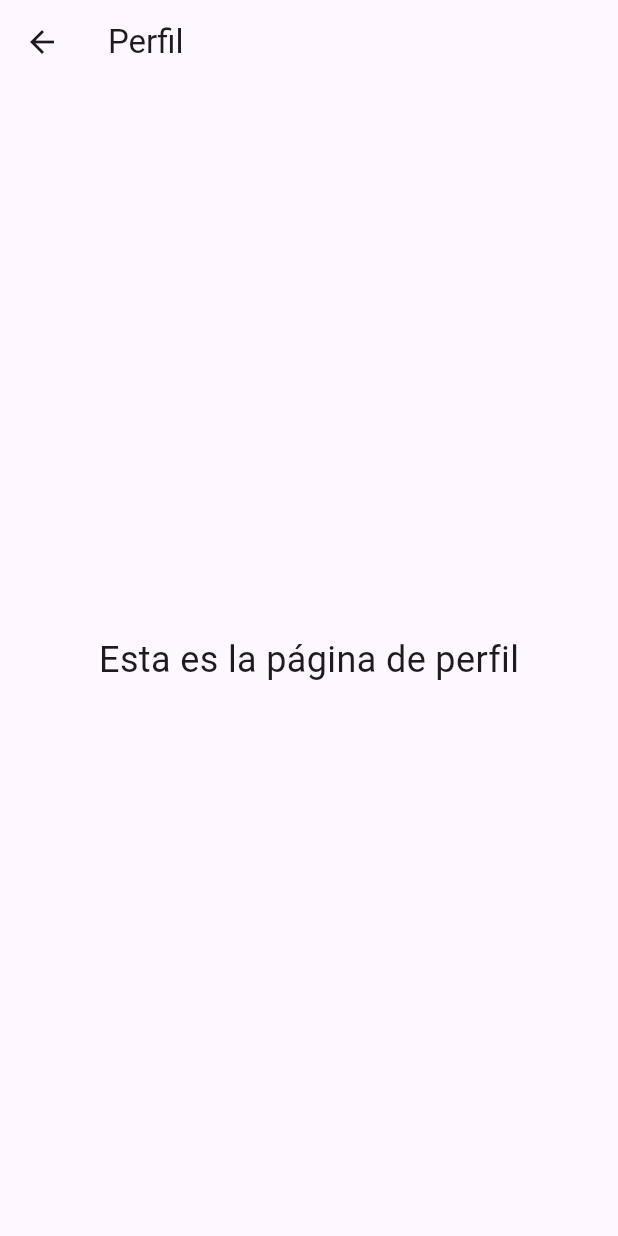
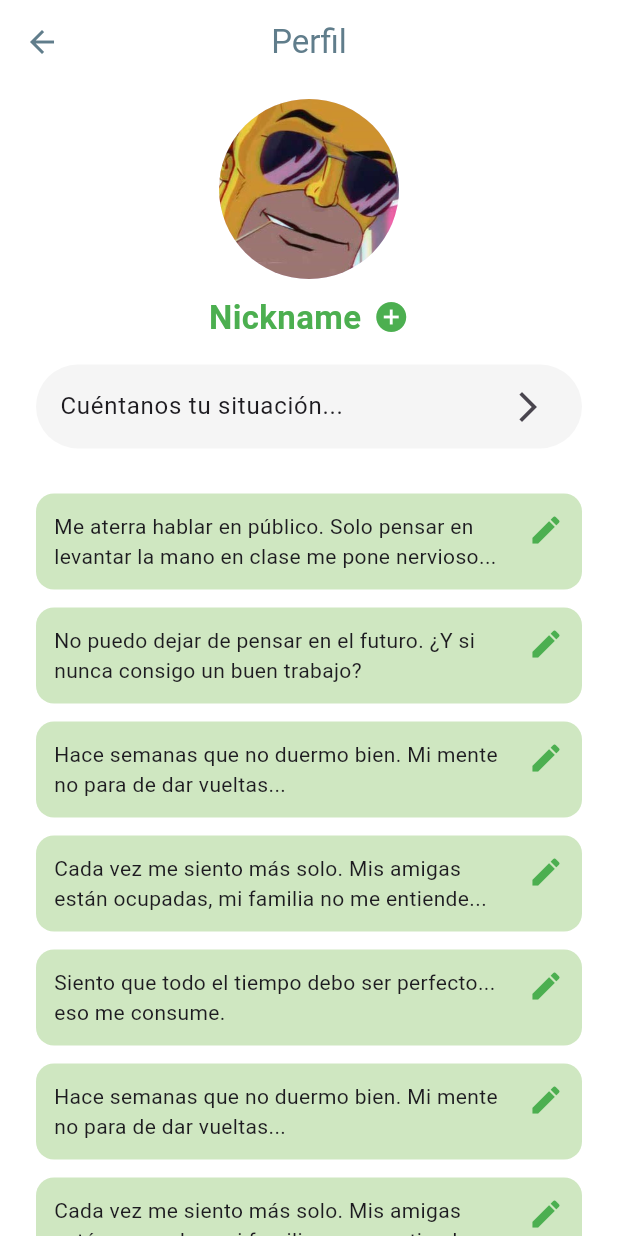
Before and after one commit to davidserrano0801/Eirene, a Flutter app: the PerfilPage screen opened directly, on a phone screen of 412 x 824 dp. Run offline on Flutter 3.47's test engine with Material 3 defaults, Android fonts, the phone set to English and light mode, and no system bars.

Commit message:
base de perfil

```diff
--- a/eirene_app/lib/perfil.dart
+++ b/eirene_app/lib/perfil.dart
@@ -1,5 +1,3 @@
-
-// lib/perfil.dart
 import 'package:flutter/material.dart';
 
 class PerfilPage extends StatelessWidget {
@@ -7,14 +5,96 @@ class PerfilPage extends StatelessWidget {
 
   @override
   Widget build(BuildContext context) {
+    final List<String> mensajes = [
+      'Me aterra hablar en público. Solo pensar en levantar la mano en clase me pone nervioso...',
+      'No puedo dejar de pensar en el futuro. ¿Y si nunca consigo un buen trabajo?',
+      'Hace semanas que no duermo bien. Mi mente no para de dar vueltas...',
+      'Cada vez me siento más solo. Mis amigas están ocupadas, mi familia no me entiende...',
+      'Siento que todo el tiempo debo ser perfecto... eso me consume.',
+      'Hace semanas que no duermo bien. Mi mente no para de dar vueltas...',
+      'Cada vez me siento más solo. Mis amigas están ocupadas, mi familia no me entiende...',
+    ];
+
     return Scaffold(
+      backgroundColor: Colors.white,
       appBar: AppBar(
-        title: const Text('Perfil'),
+        title: const Text(
+          'Perfil',
+          style: TextStyle(color: Colors.blueGrey),
+        ),
+        centerTitle: true,
+        leading: IconButton(
+          icon: const Icon(Icons.arrow_back, color: Colors.blueGrey),
+          onPressed: () {
+            Navigator.pop(context);
+          },
+        ),
+        backgroundColor: Colors.white,
+        elevation: 0,
       ),
-      body: const Center(
-        child: Text(
-          'Esta es la página de perfil',
-          style: TextStyle(fontSize: 24),
+      body: SingleChildScrollView(
+        child: Padding(
+          padding: const EdgeInsets.symmetric(horizontal: 24.0),
+          child: Column(
+            children: [
+              const SizedBox(height: 10),
+              const CircleAvatar(
+                radius: 60,
+                backgroundImage: AssetImage('assets/imgs/avatar.jpg'), // Cambia esto por tu imagen
+              ),
+              const SizedBox(height: 10),
+              Row(
+                mainAxisAlignment: MainAxisAlignment.center,
+                children: const [
+                  Text(
+                    'Nickname',
+                    style: TextStyle(fontSize: 22, fontWeight: FontWeight.bold, color: Colors.green),
+                  ),
+                  SizedBox(width: 8),
+                  Icon(Icons.add_circle, color: Colors.green),
+                ],
+              ),
+              const SizedBox(height: 16),
+              Container(
+                decoration: BoxDecoration(
+                  color: Colors.grey.shade100,
+                  borderRadius: BorderRadius.circular(30),
+                ),
+                child: ListTile(
+                  title: const Text('Cuéntanos tu situación...'),
+                  trailing: const Icon(Icons.arrow_forward_ios),
+                  onTap: () {
+                    // Aquí va tu lógica
+                  },
+                ),
+              ),
+              const SizedBox(height: 24),
+              ...mensajes.map(
+                (msg) => Container(
+                  margin: const EdgeInsets.symmetric(vertical: 6),
+                  padding: const EdgeInsets.all(12),
+                  decoration: BoxDecoration(
+                    color: const Color(0xFFCFE7C1),
+                    borderRadius: BorderRadius.circular(12),
+                  ),
+                  child: Row(
+                    crossAxisAlignment: CrossAxisAlignment.start,
+                    children: [
+                      Expanded(
+                        child: Text(
+                          msg,
+                          style: const TextStyle(fontSize: 14),
+                        ),
+                      ),
+                      const SizedBox(width: 8),
+                      const Icon(Icons.edit, color: Colors.green),
+                    ],
+                  ),
+                ),
+              ),
+              const SizedBox(height: 40),
+            ],
+          ),
         ),
       ),
     );
```
Also changed, not shown: eirene_app/assets/imgs/avatar.jpg (added).
